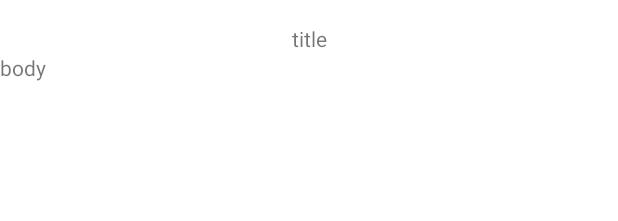
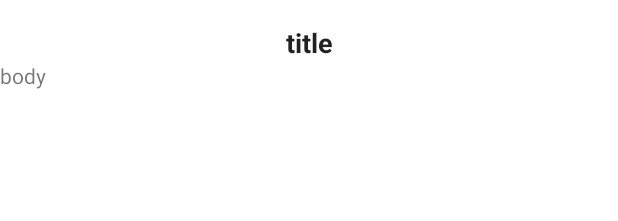
Before and after one commit to RobiFox/JSONPlaceholdeRApp, an Android app: the layout fragment_individual_post.xml on its own in the app's theme, with its tools: preview values and no code run, on a phone screen of 412 x 824 dp. Shown: the top 221 px of the screen. Run offline under Robolectric (Android 15) with nearby library versions, the phone set to English and light mode, and no system bars; network calls fail.

Commit message:
updated individual post design

```diff
--- a/app/src/main/res/layout/fragment_individual_post.xml
+++ b/app/src/main/res/layout/fragment_individual_post.xml
@@ -19,7 +19,10 @@
             android:layout_width="match_parent"
             android:layout_height="wrap_content"
             android:text="title"
-            android:textAlignment="center" />
+            android:textAlignment="center"
+            android:textAppearance="@style/TextAppearance.AppCompat.Large"
+            android:textSize="18sp"
+            android:textStyle="bold" />
 
         <ScrollView
             android:layout_width="match_parent"
```
